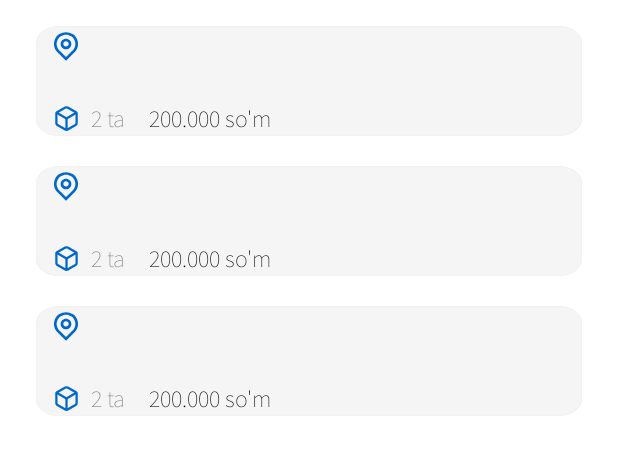
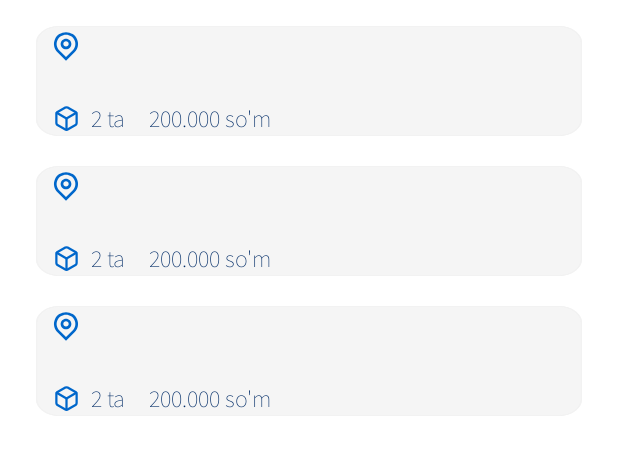
Before and after one commit to sarvarmasharipov72/BunyodOptomDriver, an Android app: the layout fragment_home_sub.xml on its own in the app's theme, with its tools: preview values and no code run, on a phone screen of 412 x 824 dp. Shown: the part 187-642 px from the top of the screen. Run offline under Robolectric (Android 15) with nearby library versions, the phone set to English and light mode, and no system bars.

Commit message:
change textColor in home_item.xml

```diff
--- a/app/src/main/res/layout/home_item.xml
+++ b/app/src/main/res/layout/home_item.xml
@@ -39,6 +39,7 @@
         android:textSize="18sp"
         android:layout_marginStart="11sp"
         android:maxLength="25"
+        android:textColor="#002C67"
         android:fontFamily="@font/source_sans_pro_extra_light"
         tools:text="@tools:sample/lorem/random"
         app:layout_constraintTop_toBottomOf="@id/locationImage"
@@ -66,6 +67,7 @@
         android:layout_marginStart="7dp"
         android:fontFamily="@font/source_sans_pro_extra_light"
         android:textSize="16sp"
+        android:textColor="#002C67"
         tools:text="2 ta"/>
     <TextView
         android:id="@+id/price"
@@ -77,7 +79,7 @@
         android:layout_marginStart="15dp"
         tools:text="200.000 so'm"
         android:fontFamily="@font/source_sans_pro_extra_light"
-        android:textColor="@color/black"
+        android:textColor="#002C67"
         android:textSize="16sp"
         />
 
```
